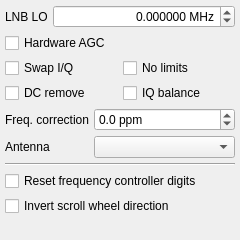
This is src/qtgui/dockinputctl.ui in gqrx-sdr/gqrx as Qt 5 draws it before an edit. The edited form follows.
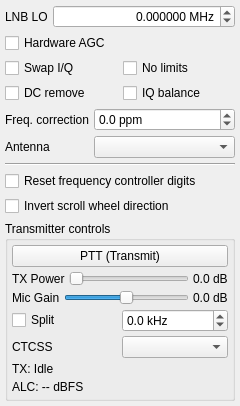
This is the edited form. Icons and pictures are not drawn.

```diff
--- a/src/qtgui/dockinputctl.ui
+++ b/src/qtgui/dockinputctl.ui
@@ -238,6 +238,185 @@
       </property>
      </widget>
     </item>
+    <item>
+     <widget class="QGroupBox" name="groupBoxTx">
+      <property name="title">
+       <string>Transmitter controls</string>
+      </property>
+      <layout class="QVBoxLayout" name="verticalLayoutTx">
+       <property name="spacing">
+        <number>4</number>
+       </property>
+       <property name="leftMargin">
+        <number>4</number>
+       </property>
+       <property name="topMargin">
+        <number>4</number>
+       </property>
+       <property name="rightMargin">
+        <number>4</number>
+       </property>
+       <property name="bottomMargin">
+        <number>4</number>
+       </property>
+       <item>
+        <widget class="QPushButton" name="pttButton">
+         <property name="text">
+          <string>PTT (Transmit)</string>
+         </property>
+         <property name="toolTip">
+          <string>Toggle transmission (PTT) [Ctrl+T]</string>
+         </property>
+         <property name="checkable">
+          <bool>true</bool>
+         </property>
+        </widget>
+       </item>
+       <item>
+        <layout class="QHBoxLayout" name="layoutTxPower">
+         <item>
+          <widget class="QLabel" name="labelTxPower">
+           <property name="text">
+            <string>TX Power</string>
+           </property>
+          </widget>
+         </item>
+         <item>
+          <widget class="QSlider" name="txPowerSlider">
+           <property name="maximum">
+            <number>470</number>
+           </property>
+           <property name="singleStep">
+            <number>10</number>
+           </property>
+           <property name="pageStep">
+            <number>50</number>
+           </property>
+           <property name="orientation">
+            <enum>Qt::Horizontal</enum>
+           </property>
+          </widget>
+         </item>
+         <item>
+          <widget class="QLabel" name="txPowerValueLabel">
+           <property name="text">
+            <string>0.0 dB</string>
+           </property>
+          </widget>
+         </item>
+        </layout>
+       </item>
+       <item>
+        <layout class="QHBoxLayout" name="layoutMicGain">
+         <item>
+          <widget class="QLabel" name="labelMicGain">
+           <property name="text">
+            <string>Mic Gain</string>
+           </property>
+          </widget>
+         </item>
+         <item>
+          <widget class="QSlider" name="micGainSlider">
+           <property name="minimum">
+            <number>-200</number>
+           </property>
+           <property name="maximum">
+            <number>200</number>
+           </property>
+           <property name="singleStep">
+            <number>10</number>
+           </property>
+           <property name="pageStep">
+            <number>50</number>
+           </property>
+           <property name="orientation">
+            <enum>Qt::Horizontal</enum>
+           </property>
+          </widget>
+         </item>
+         <item>
+          <widget class="QLabel" name="micGainValueLabel">
+           <property name="text">
+            <string>0.0 dB</string>
+           </property>
+          </widget>
+         </item>
+        </layout>
+       </item>
+       <item>
+        <layout class="QHBoxLayout" name="layoutSplit">
+         <item>
+          <widget class="QCheckBox" name="splitCheckBox">
+           <property name="text">
+            <string>Split</string>
+           </property>
+           <property name="toolTip">
+            <string>Enable split frequency transmission</string>
+           </property>
+          </widget>
+         </item>
+         <item>
+          <widget class="QDoubleSpinBox" name="splitOffsetSpinBox">
+           <property name="suffix">
+            <string> kHz</string>
+           </property>
+           <property name="decimals">
+            <number>1</number>
+           </property>
+           <property name="minimum">
+            <double>-100000.0</double>
+           </property>
+           <property name="maximum">
+            <double>100000.0</double>
+           </property>
+           <property name="singleStep">
+            <double>10.0</double>
+           </property>
+           <property name="toolTip">
+            <string>TX frequency offset relative to RX frequency</string>
+           </property>
+          </widget>
+         </item>
+        </layout>
+       </item>
+       <item>
+        <layout class="QHBoxLayout" name="layoutCtcss">
+         <item>
+          <widget class="QLabel" name="labelCtcss">
+           <property name="text">
+            <string>CTCSS</string>
+           </property>
+          </widget>
+         </item>
+         <item>
+          <widget class="QComboBox" name="ctcssCombo">
+           <property name="toolTip">
+            <string>CTCSS sub-audible tone for FM transmission</string>
+           </property>
+          </widget>
+         </item>
+        </layout>
+       </item>
+       <item>
+        <widget class="QLabel" name="txStatusLabel">
+         <property name="text">
+          <string>TX: Idle</string>
+         </property>
+         <property name="wordWrap">
+          <bool>true</bool>
+         </property>
+        </widget>
+       </item>
+       <item>
+        <widget class="QLabel" name="alcMeterLabel">
+         <property name="text">
+          <string>ALC: -- dBFS</string>
+         </property>
+        </widget>
+       </item>
+      </layout>
+     </widget>
+    </item>
     <item>
      <spacer name="verticalSpacer">
       <property name="orientation">
```
